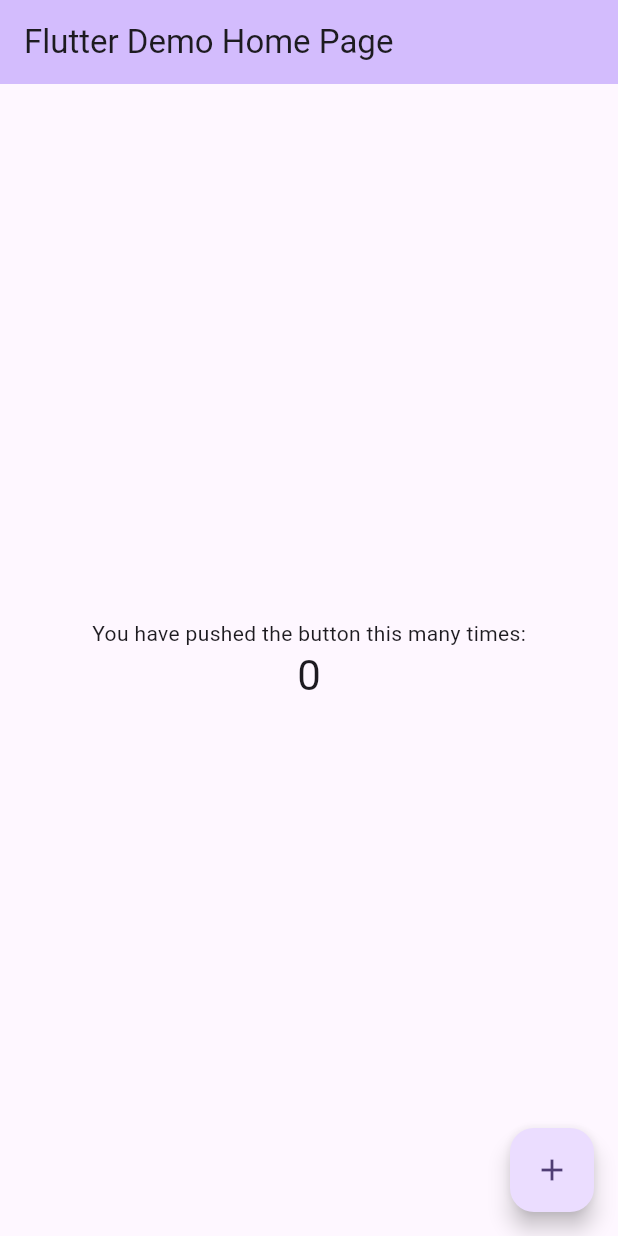
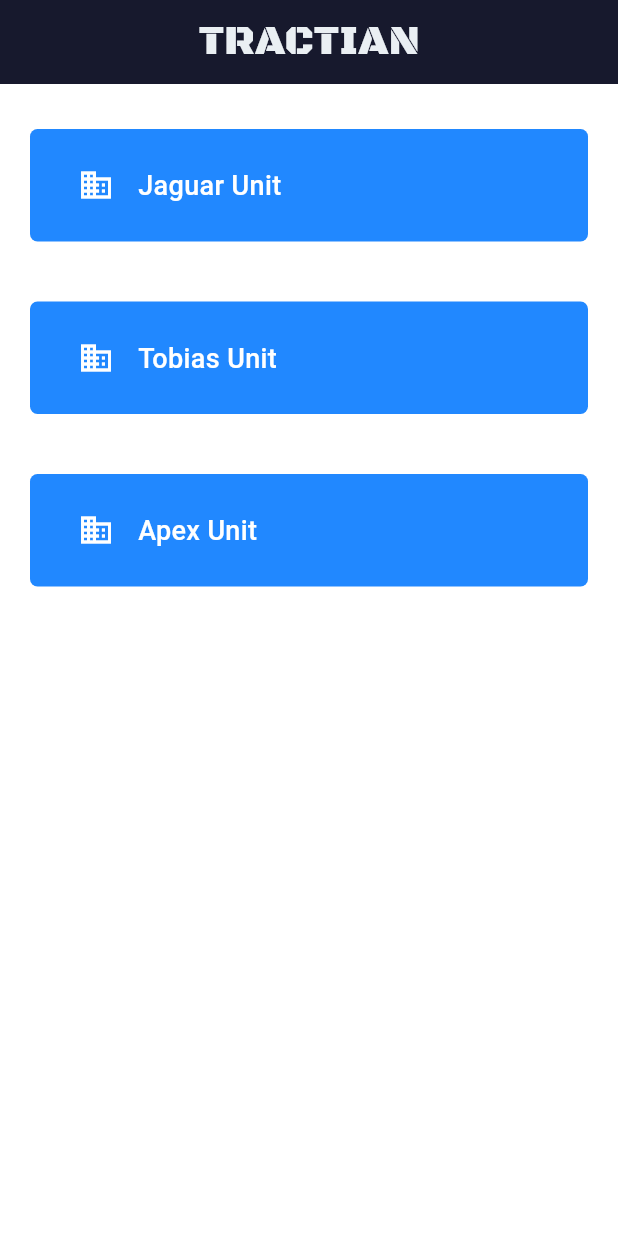
Before and after one commit to helenabd/tractian_challenge, a Flutter app: the screen it shows after launch, on a phone screen of 412 x 824 dp. Run offline on Flutter 3.47's test engine with Material 3 defaults, Android fonts, the phone set to English and light mode, and no system bars.

Commit message:
creating home page design

```diff
--- /dev/null
+++ b/lib/features/home/components/company_container.dart
@@ -0,0 +1,40 @@
+import 'package:flutter/material.dart';
+
+import '../../../core/core.dart';
+
+class CompanyContainer extends StatelessWidget {
+  final Function() onTap;
+  final String title;
+
+  const CompanyContainer({
+    super.key,
+    required this.onTap,
+    required this.title,
+  });
+
+  @override
+  Widget build(BuildContext context) {
+    return InkWell(
+      onTap: onTap,
+      child: Container(
+        padding: const EdgeInsets.symmetric(horizontal: 32, vertical: 24),
+        decoration: BoxDecoration(
+            color: AppColors.colorBrandPrimaryDark,
+            borderRadius: BorderRadius.circular(5)),
+        child: Row(
+          children: [
+            const Icon(
+              Icons.business,
+              color: AppColors.colorFunctionalSoftLightest,
+            ),
+            const SizedBox(width: 16),
+            Text(
+              title,
+              style: AppTextStyles.companiesTextStyle,
+            ),
+          ],
+        ),
+      ),
+    );
+  }
+}
--- /dev/null
+++ b/lib/features/home/components/components.dart
@@ -0,0 +1 @@
+export 'company_container.dart';
--- /dev/null
+++ b/lib/features/home/home.dart
@@ -0,0 +1,2 @@
+export 'view/view.dart';
+export 'components/components.dart';
--- /dev/null
+++ b/lib/features/home/view/home_page.dart
@@ -0,0 +1,45 @@
+import 'package:flutter/material.dart';
+
+import '../../../core/core.dart';
+import '../../../widgets/widgets.dart';
+import '../home.dart';
+
+class HomePage extends StatelessWidget {
+  const HomePage({super.key});
+
+  @override
+  Widget build(BuildContext context) {
+    return Scaffold(
+      appBar: TreeViewAppBar.buildAppBar(
+        context: context,
+        showIconBack: false,
+        title: const Text(
+          'TRACTIAN',
+          style: AppTextStyles.logoTextStyle,
+        ),
+      ),
+      backgroundColor: AppColors.colorFunctionalSoftLightest,
+      body: SafeArea(
+        minimum: const EdgeInsets.fromLTRB(20, 30, 20, 20),
+        child: Column(
+          children: [
+            CompanyContainer(
+              onTap: () {},
+              title: 'Jaguar Unit',
+            ),
+            const SizedBox(height: 40),
+            CompanyContainer(
+              onTap: () {},
+              title: 'Tobias Unit',
+            ),
+            const SizedBox(height: 40),
+            CompanyContainer(
+              onTap: () {},
+              title: 'Apex Unit',
+            ),
+          ],
+        ),
+      ),
+    );
+  }
+}
--- /dev/null
+++ b/lib/features/home/view/view.dart
@@ -0,0 +1 @@
+export 'home_page.dart';
--- a/lib/main.dart
+++ b/lib/main.dart
@@ -1,4 +1,5 @@
 import 'package:flutter/material.dart';
+import 'package:tractian_challenge/features/home/home.dart';
 
 void main() {
   runApp(const MyApp());
@@ -11,115 +12,12 @@ class MyApp extends StatelessWidget {
   @override
   Widget build(BuildContext context) {
     return MaterialApp(
-      title: 'Flutter Demo',
+      debugShowCheckedModeBanner: false,
+      title: 'Tree View',
       theme: ThemeData(
-        // This is the theme of your application.
-        //
-        // TRY THIS: Try running your application with "flutter run". You'll see
-        // the application has a purple toolbar. Then, without quitting the app,
-        // try changing the seedColor in the colorScheme below to Colors.green
-        // and then invoke "hot reload" (save your changes or press the "hot
-        // reload" button in a Flutter-supported IDE, or press "r" if you used
-        // the command line to start the app).
-        //
-        // Notice that the counter didn't reset back to zero; the application
-        // state is not lost during the reload. To reset the state, use hot
-        // restart instead.
-        //
-        // This works for code too, not just values: Most code changes can be
-        // tested with just a hot reload.
-        colorScheme: ColorScheme.fromSeed(seedColor: Colors.deepPurple),
         useMaterial3: true,
       ),
-      home: const MyHomePage(title: 'Flutter Demo Home Page'),
+      home: const HomePage(),
     );
   }
 }
-
-class MyHomePage extends StatefulWidget {
-  const MyHomePage({super.key, required this.title});
-
-  // This widget is the home page of your application. It is stateful, meaning
-  // that it has a State object (defined below) that contains fields that affect
-  // how it looks.
-
-  // This class is the configuration for the state. It holds the values (in this
-  // case the title) provided by the parent (in this case the App widget) and
-  // used by the build method of the State. Fields in a Widget subclass are
-  // always marked "final".
-
-  final String title;
-
-  @override
-  State<MyHomePage> createState() => _MyHomePageState();
-}
-
-class _MyHomePageState extends State<MyHomePage> {
-  int _counter = 0;
-
-  void _incrementCounter() {
-    setState(() {
-      // This call to setState tells the Flutter framework that something has
-      // changed in this State, which causes it to rerun the build method below
-      // so that the display can reflect the updated values. If we changed
-      // _counter without calling setState(), then the build method would not be
-      // called again, and so nothing would appear to happen.
-      _counter++;
-    });
-  }
-
-  @override
-  Widget build(BuildContext context) {
-    // This method is rerun every time setState is called, for instance as done
-    // by the _incrementCounter method above.
-    //
-    // The Flutter framework has been optimized to make rerunning build methods
-    // fast, so that you can just rebuild anything that needs updating rather
-    // than having to individually change instances of widgets.
-    return Scaffold(
-      appBar: AppBar(
-        // TRY THIS: Try changing the color here to a specific color (to
-        // Colors.amber, perhaps?) and trigger a hot reload to see the AppBar
-        // change color while the other colors stay the same.
-        backgroundColor: Theme.of(context).colorScheme.inversePrimary,
-        // Here we take the value from the MyHomePage object that was created by
-        // the App.build method, and use it to set our appbar title.
-        title: Text(widget.title),
-      ),
-      body: Center(
-        // Center is a layout widget. It takes a single child and positions it
-        // in the middle of the parent.
-        child: Column(
-          // Column is also a layout widget. It takes a list of children and
-          // arranges them vertically. By default, it sizes itself to fit its
-          // children horizontally, and tries to be as tall as its parent.
-          //
-          // Column has various properties to control how it sizes itself and
-          // how it positions its children. Here we use mainAxisAlignment to
-          // center the children vertically; the main axis here is the vertical
-          // axis because Columns are vertical (the cross axis would be
-          // horizontal).
-          //
-          // TRY THIS: Invoke "debug painting" (choose the "Toggle Debug Paint"
-          // action in the IDE, or press "p" in the console), to see the
-          // wireframe for each widget.
-          mainAxisAlignment: MainAxisAlignment.center,
-          children: <Widget>[
-            const Text(
-              'You have pushed the button this many times:',
-            ),
-            Text(
-              '$_counter',
-              style: Theme.of(context).textTheme.headlineMedium,
-            ),
-          ],
-        ),
-      ),
-      floatingActionButton: FloatingActionButton(
-        onPressed: _incrementCounter,
-        tooltip: 'Increment',
-        child: const Icon(Icons.add),
-      ), // This trailing comma makes auto-formatting nicer for build methods.
-    );
-  }
-}
```
Also changed, not shown: lib/features/features.dart (added).
